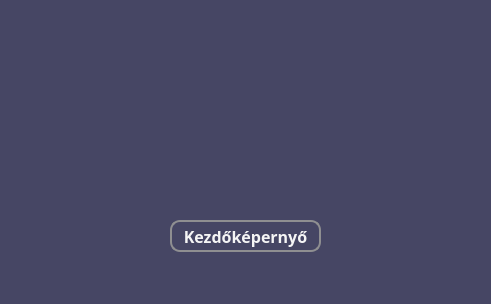
This is src/main/resources/ui/green/greenResultsScreen.ui in pkristof1999/Szakdolgozat as Qt 5 draws it before an edit. The edited form follows.
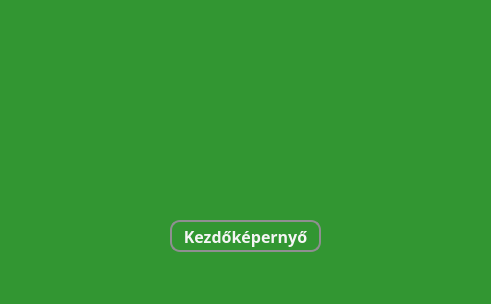
This is the edited form.

What changed in the file:
```diff
--- a/src/main/resources/ui/green/greenResultsScreen.ui
+++ b/src/main/resources/ui/green/greenResultsScreen.ui
@@ -15,7 +15,7 @@
   </property>
   <property name="styleSheet">
    <string notr="true">* {
-	background-color: rgb(70, 70, 100);
+	background-color: rgb(50, 150, 50);
 	font-size: 16pt;
 	color: grey;
 }</string>
@@ -32,7 +32,7 @@
     </property>
     <property name="styleSheet">
      <string notr="true">* {
-	background-color: rgb(70, 70, 100);
+	background-color: rgb(50, 150, 50);
     font-size: 16px;
     font-weight: bold;
 }</string>
@@ -55,7 +55,7 @@
      </property>
      <property name="styleSheet">
       <string notr="true">* {
-	background-color: rgb(70, 70, 100);
+	background-color:  rgb(50, 150, 50);
 	border: 2px solid #8f8f91;
 	border-radius: 10px;
 	color: whitesmoke;
```
Left out of the diff: 2 changed lines with no effect on the pictures.
